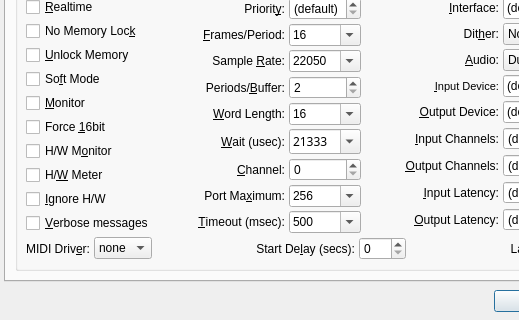
This is src/qjackctlSetupForm.ui in rncbc/qjackctl as Qt 5 draws it before an edit; both pictures show x 0 to 519 and y 219 to 539 of the 666 by 539 pixel window. The edited form follows.
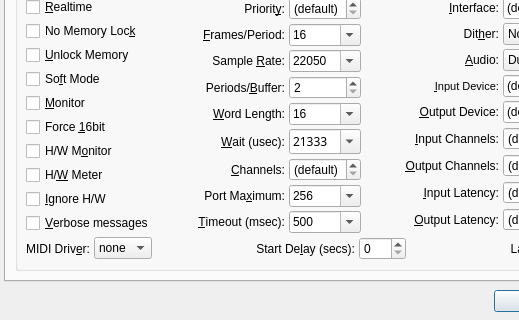
This is the edited form. Icons and pictures are not drawn.

```diff
--- a/src/qjackctlSetupForm.ui
+++ b/src/qjackctlSetupForm.ui
@@ -1529,7 +1529,7 @@
                </font>
               </property>
               <property name="text" >
-               <string>&amp;Channel:</string>
+               <string>&amp;Channels:</string>
               </property>
               <property name="alignment" >
                <set>Qt::AlignRight|Qt::AlignTrailing|Qt::AlignVCenter</set>
@@ -1835,6 +1835,9 @@
               <property name="maximum" >
                <number>999</number>
               </property>
+              <property name="specialValueText" >
+               <string>(default)</string>
+              </property>
              </widget>
             </item>
             <item row="8" column="0" >
```
Left out of the diff: 2 changed lines with no effect on the pictures.
